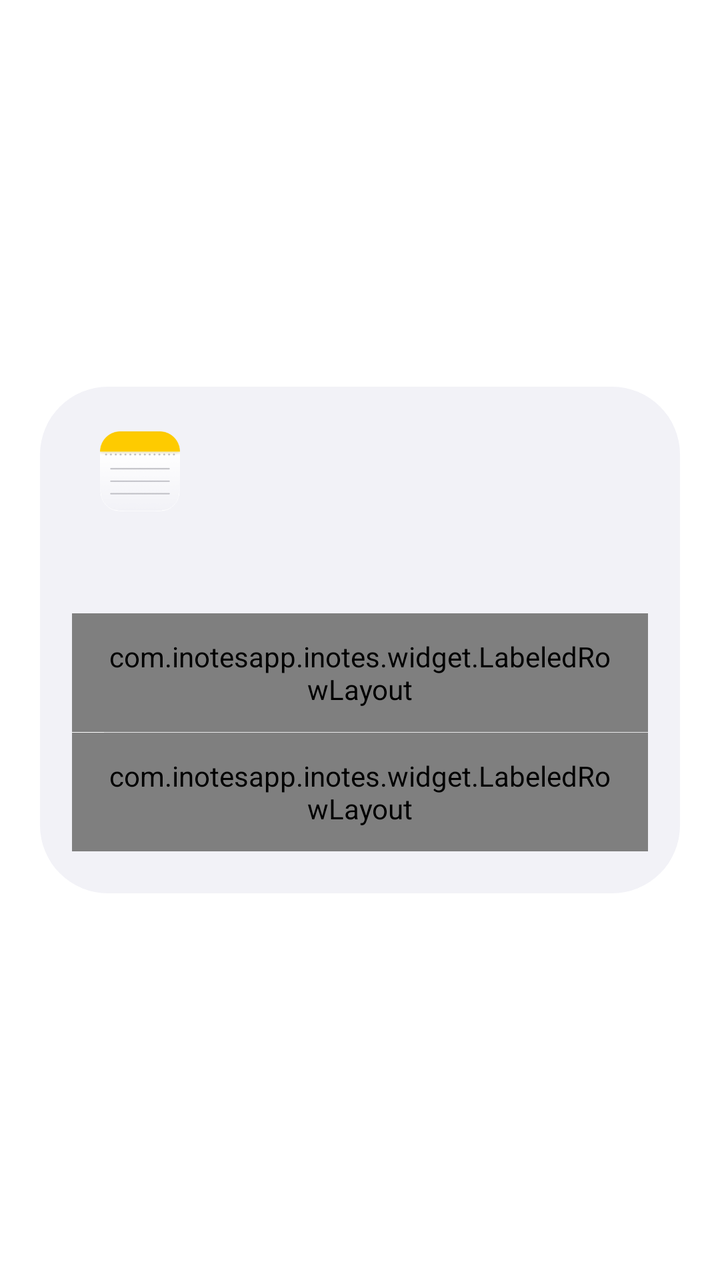
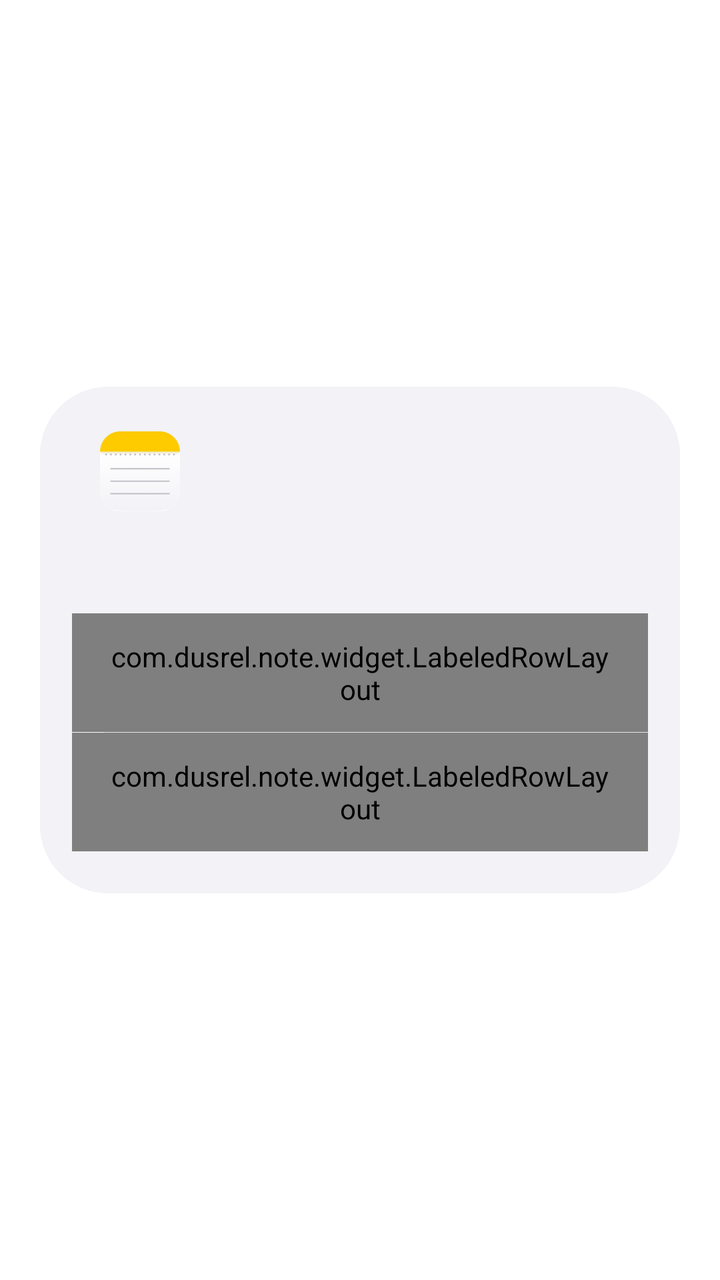

Before-and-after screenshots of an Android layout around one commit, followed by the original layout XML and the change that was made.
<!-- AndroidManifest.xml: fallback theme Theme.MaterialComponents.DayNight.NoActionBar -->
<!-- res/layout/widget_edit_card.xml -->
<?xml version="1.0" encoding="utf-8"?>
<FrameLayout xmlns:android="http://schemas.android.com/apk/res/android"
    android:id="@+id/edit_scrim"
    android:layout_width="match_parent"
    android:layout_height="match_parent">
    <LinearLayout
        android:layout_gravity="center"
        android:orientation="vertical"
        android:id="@+id/edit_card"
        android:background="@drawable/widget_edit_card_bg"
        android:paddingTop="16dp"
        android:paddingBottom="21dp"
        android:focusable="false"
        android:clickable="true"
        android:layout_width="320dp"
        android:layout_height="wrap_content"
        android:paddingStart="16dp"
        android:paddingEnd="16dp">
        <LinearLayout
            android:gravity="center_vertical"
            android:orientation="horizontal"
            android:paddingTop="5dp"
            android:layout_width="match_parent"
            android:layout_height="wrap_content"
            android:paddingStart="14dp"
            android:paddingEnd="14dp">
            <ImageView
                android:id="@+id/edit_icon"
                android:layout_width="40dp"
                android:layout_height="40dp"
                android:src="@drawable/widget_edit_icon"
                android:contentDescription="@null"/>
            <LinearLayout
                android:orientation="vertical"
                android:layout_width="0dp"
                android:layout_height="wrap_content"
                android:layout_weight="1"
                android:layout_marginStart="12dp">
                <TextView
                    android:textSize="17sp"
                    android:textColor="@color/widget_edit_label"
                    android:id="@+id/edit_title"
                    android:layout_width="wrap_content"
                    android:layout_height="wrap_content"/>
                <TextView
                    android:textSize="15sp"
                    android:textColor="@color/widget_edit_secondary"
                    android:id="@+id/edit_app"
                    android:layout_width="wrap_content"
                    android:layout_height="wrap_content"/>
            </LinearLayout>
        </LinearLayout>
        <TextView
            android:textSize="15sp"
            android:textColor="@color/widget_edit_secondary"
            android:id="@+id/edit_description"
            android:layout_width="match_parent"
            android:layout_height="wrap_content"
            android:layout_marginTop="10dp"
            android:layout_marginBottom="19dp"
            android:paddingStart="14dp"
            android:paddingEnd="14dp"/>
        <LinearLayout
            android:orientation="vertical"
            android:id="@+id/edit_group"
            android:background="@drawable/widget_edit_group_bg"
            android:layout_width="match_parent"
            android:layout_height="wrap_content">
            <com.inotesapp.inotes.widget.LabeledRowLayout
                android:id="@+id/edit_target_row"
                android:background="@drawable/widget_edit_row_press"
                android:paddingTop="12dp"
                android:paddingBottom="12dp"
                android:layout_width="match_parent"
                android:layout_height="wrap_content"
                android:minHeight="48dp"
                android:paddingStart="16dp"
                android:paddingEnd="16dp">
                <TextView
                    android:textSize="17sp"
                    android:textColor="@color/widget_edit_label"
                    android:id="@+id/edit_target_label"
                    android:layout_width="wrap_content"
                    android:layout_height="wrap_content"/>
                <TextView
                    android:textSize="15sp"
                    android:textColor="@color/widget_edit_value"
                    android:gravity="center_vertical"
                    android:id="@+id/edit_target_value"
                    android:layout_width="wrap_content"
                    android:layout_height="wrap_content"
                    android:drawablePadding="8dp"
                    android:drawableEnd="@drawable/ic_widget_edit_chevron"/>
            </com.inotesapp.inotes.widget.LabeledRowLayout>
            <View
                android:id="@+id/edit_separator"
                android:background="@color/widget_edit_separator"
                android:layout_width="match_parent"
                android:layout_height="1px"
                android:layout_marginStart="16dp"/>
            <com.inotesapp.inotes.widget.LabeledRowLayout
                android:id="@+id/edit_theme_row"
                android:background="@drawable/widget_edit_row_press"
                android:paddingTop="12dp"
                android:paddingBottom="12dp"
                android:layout_width="match_parent"
                android:layout_height="wrap_content"
                android:minHeight="48dp"
                android:paddingStart="16dp"
                android:paddingEnd="16dp">
                <TextView
                    android:textSize="17sp"
                    android:textColor="@color/widget_edit_label"
                    android:id="@+id/edit_theme_label"
                    android:layout_width="wrap_content"
                    android:layout_height="wrap_content"/>
                <TextView
                    android:textSize="15sp"
                    android:textColor="@color/widget_edit_value"
                    android:gravity="center_vertical"
                    android:id="@+id/edit_theme_value"
                    android:layout_width="wrap_content"
                    android:layout_height="wrap_content"
                    android:drawablePadding="8dp"
                    android:drawableEnd="@drawable/ic_widget_edit_updown"/>
            </com.inotesapp.inotes.widget.LabeledRowLayout>
        </LinearLayout>
        <TextView
            android:textSize="17sp"
            android:textColor="@color/widget_edit_label"
            android:ellipsize="end"
            android:gravity="center"
            android:id="@+id/edit_done"
            android:background="@drawable/widget_edit_done_bg"
            android:visibility="gone"
            android:layout_width="match_parent"
            android:layout_height="48dp"
            android:layout_marginTop="16dp"
            android:maxLines="1"
            android:paddingStart="12dp"
            android:paddingEnd="12dp"/>
    </LinearLayout>
</FrameLayout>
<!-- resources referenced by this layout -->
<resources>
  <color name="widget_edit_label">#ff000000</color>
  <color name="widget_edit_secondary">#943c3c43</color>
  <color name="widget_edit_separator">#1f3c3c43</color>
  <color name="widget_edit_value">#ff8e8e93</color>
  <!-- drawable ic_widget_edit_chevron (drawable) -->
  <?xml version="1.0" encoding="utf-8"?>
  <vector xmlns:android="http://schemas.android.com/apk/res/android"
      android:height="13dp"
      android:width="8dp"
      android:viewportWidth="8"
      android:viewportHeight="13">
      <path
          android:pathData="M1.5,1.5 L6.5,6.5 L1.5,11.5"
          android:strokeColor="#ffffffff"
          android:strokeWidth="1.8"
          android:strokeLineCap="round"
          android:strokeLineJoin="round"/>
  </vector>
  <!-- drawable ic_widget_edit_updown (drawable) -->
  <?xml version="1.0" encoding="utf-8"?>
  <vector xmlns:android="http://schemas.android.com/apk/res/android"
      android:height="14dp"
      android:width="9dp"
      android:viewportWidth="9"
      android:viewportHeight="14">
      <path
          android:pathData="M1.5,5 L4.5,2 L7.5,5 M1.5,9 L4.5,12 L7.5,9"
          android:strokeColor="#ffffffff"
          android:strokeWidth="1.6"
          android:strokeLineCap="round"
          android:strokeLineJoin="round"/>
  </vector>
  <!-- drawable widget_edit_card_bg (drawable) -->
  <?xml version="1.0" encoding="utf-8"?>
  <shape xmlns:android="http://schemas.android.com/apk/res/android" android:shape="rectangle">
      <solid android:color="@color/widget_edit_card"/>
      <corners android:radius="34dp"/>
  </shape>
  <!-- drawable widget_edit_done_bg (drawable) -->
  <?xml version="1.0" encoding="utf-8"?>
  <selector xmlns:android="http://schemas.android.com/apk/res/android">
      <item android:state_pressed="true">
          <shape android:shape="rectangle">
              <corners android:radius="24dp"/>
              <solid android:color="@color/widget_edit_button_pressed"/>
          </shape>
      </item>
      <item>
          <shape android:shape="rectangle">
              <corners android:radius="24dp"/>
              <solid android:color="@color/widget_edit_button"/>
          </shape>
      </item>
  </selector>
  <!-- drawable widget_edit_group_bg (drawable) -->
  <?xml version="1.0" encoding="utf-8"?>
  <shape xmlns:android="http://schemas.android.com/apk/res/android" android:shape="rectangle">
      <solid android:color="@color/widget_edit_row"/>
      <corners android:radius="24dp"/>
  </shape>
  <!-- drawable widget_edit_icon: png bitmap (drawable, 9338 bytes) -->
  <!-- drawable widget_edit_row_press (drawable) -->
  <?xml version="1.0" encoding="utf-8"?>
  <ripple xmlns:android="http://schemas.android.com/apk/res/android" android:color="@color/widget_edit_pressed">
      <item android:id="@android:id/mask">
          <shape android:shape="rectangle">
              <solid android:color="#ffffffff"/>
          </shape>
      </item>
  </ripple>
  <color name="widget_edit_card">#fff2f2f7</color>
  <color name="widget_edit_button_pressed">#66dbdbe0</color>
  <color name="widget_edit_button">#ffdbdbe0</color>
  <color name="widget_edit_row">#ffffffff</color>
  <color name="widget_edit_pressed">#1f000000</color>
</resources>

<!-- the commit's change to res/layout/widget_edit_card.xml (unified diff, before → after) -->
@@ -66,7 +66,7 @@
             android:background="@drawable/widget_edit_group_bg"
             android:layout_width="match_parent"
             android:layout_height="wrap_content">
-            <com.inotesapp.inotes.widget.LabeledRowLayout
+            <com.dusrel.note.widget.LabeledRowLayout
                 android:id="@+id/edit_target_row"
                 android:background="@drawable/widget_edit_row_press"
                 android:paddingTop="12dp"
@@ -91,14 +91,14 @@
                     android:layout_height="wrap_content"
                     android:drawablePadding="8dp"
                     android:drawableEnd="@drawable/ic_widget_edit_chevron"/>
-            </com.inotesapp.inotes.widget.LabeledRowLayout>
+            </com.dusrel.note.widget.LabeledRowLayout>
             <View
                 android:id="@+id/edit_separator"
                 android:background="@color/widget_edit_separator"
                 android:layout_width="match_parent"
                 android:layout_height="1px"
                 android:layout_marginStart="16dp"/>
-            <com.inotesapp.inotes.widget.LabeledRowLayout
+            <com.dusrel.note.widget.LabeledRowLayout
                 android:id="@+id/edit_theme_row"
                 android:background="@drawable/widget_edit_row_press"
                 android:paddingTop="12dp"
@@ -123,7 +123,7 @@
                     android:layout_height="wrap_content"
                     android:drawablePadding="8dp"
                     android:drawableEnd="@drawable/ic_widget_edit_updown"/>
-            </com.inotesapp.inotes.widget.LabeledRowLayout>
+            </com.dusrel.note.widget.LabeledRowLayout>
         </LinearLayout>
         <TextView
             android:textSize="17sp"
